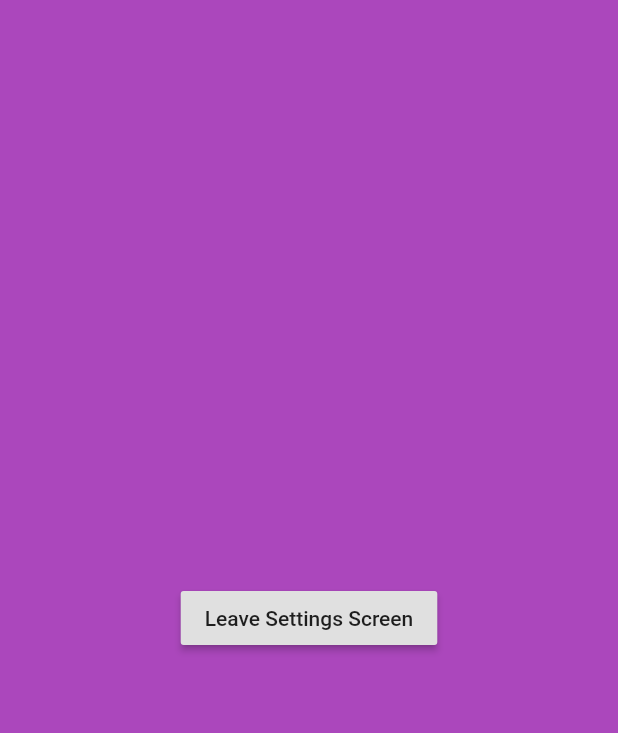
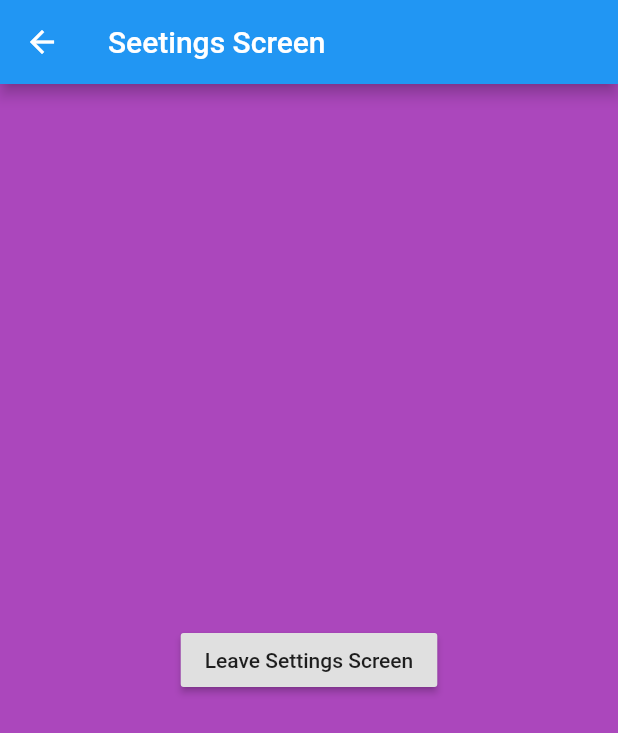
Before and after one commit to ghigbie/flutter_routing, a Flutter app: the screen it shows after launch, after a tap on the "settings" icon, on a phone screen of 412 x 824 dp. Shown: the top 733 px of the screen. Run offline on Flutter 3.47's test engine with Material 2 defaults, Android fonts, the phone set to English and light mode, and no system bars.

Commit message:
Add scaffold to settings

```diff
--- a/lib/settings_screen.dart
+++ b/lib/settings_screen.dart
@@ -3,9 +3,13 @@ import 'package:flutter/material.dart';
 class SettingsScreen extends StatelessWidget{
   @override
   Widget build(BuildContext context){
-    return Container(
-      color: Colors.purple[400],
-      child: Center(
+    return Scaffold(
+      appBar: AppBar(
+        title: Text('Seetings Screen')
+      ),
+      body: Container(
+        color: Colors.purple[400],
+        child: Center(
         child: RaisedButton(
           child: Text('Leave Settings Screen'),
           onPressed: (){
@@ -13,6 +17,7 @@ class SettingsScreen extends StatelessWidget{
           },
         )
       )
-    );
+    )
+  );
   }
 }
```
